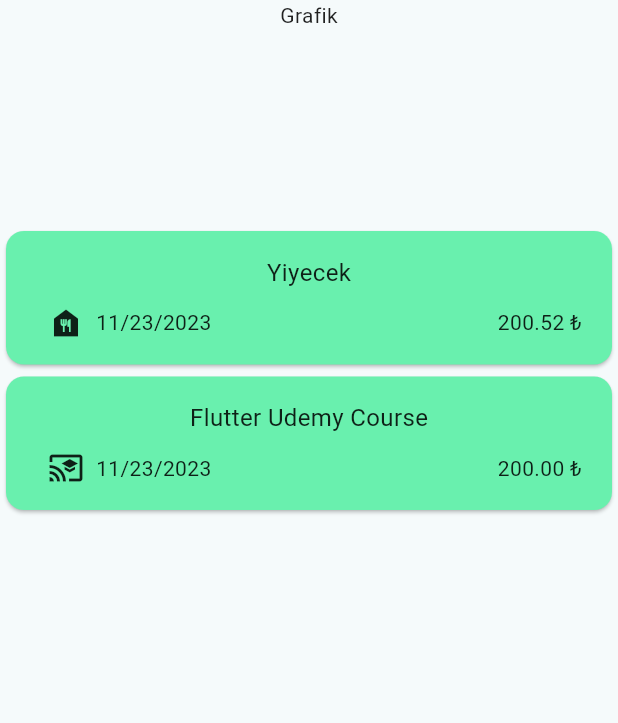
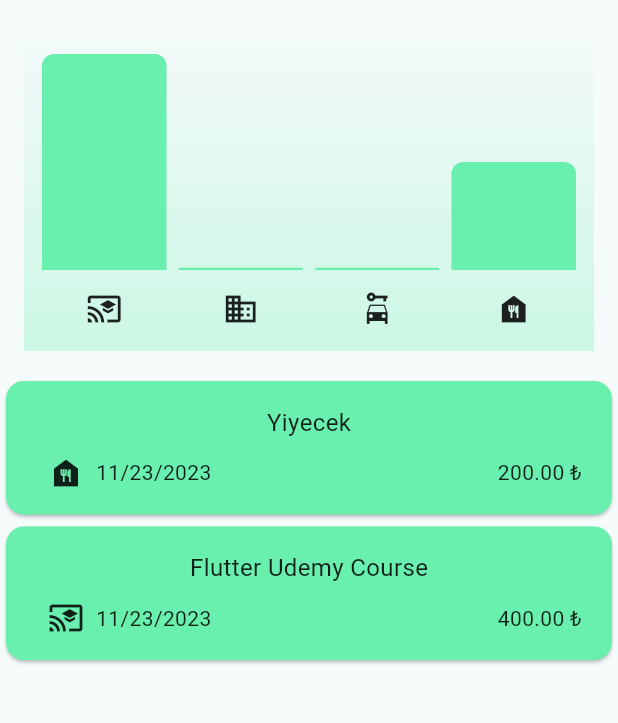
Before and after one commit to cebrailkeskindag/expenseapp, a Flutter app: the screen it shows after launch, on a phone screen of 412 x 824 dp, the part 84-807 px from its top. Run offline on Flutter 3.47's test engine with Material 2 defaults, Android fonts, the phone set to English and light mode, and no system bars.

Commit message:
Chart eklendi.

```diff
--- /dev/null
+++ b/lib/models/category_expense.dart
@@ -0,0 +1,23 @@
+import 'package:expenseapp/models/expense.dart';
+
+class CategoryExpense {
+  const CategoryExpense({required this.category, required this.expenses});
+
+  CategoryExpense.forCategory(List<Expense> allExpenses, this.category)
+      : expenses = allExpenses
+            .where((element) => element.category == category)
+            .toList();
+
+  final Category category;
+  final List<Expense> expenses;
+
+  double get totalExpensePrice {
+    double sum = 0;
+
+    expenses.forEach((element) {
+      sum += element.price;
+    });
+
+    return sum;
+  }
+}
--- a/lib/pages/expense_list.dart
+++ b/lib/pages/expense_list.dart
@@ -1,4 +1,5 @@
 import 'package:expenseapp/models/expense.dart';
+import 'package:expenseapp/widgets/chart/chart.dart';
 import 'package:expenseapp/widgets/expense_item.dart';
 import 'package:flutter/material.dart';
 
@@ -28,9 +29,9 @@ class _ExpenseListState extends State<ExpenseList> {
         mainAxisAlignment: MainAxisAlignment.center,
         crossAxisAlignment: CrossAxisAlignment.center,
         children: [
-          const SizedBox(
-            height: 150,
-            child: Text("Grafik"),
+          SizedBox(
+            height: 250,
+            child:Chart(expenses: widget.expenses,),
           ),
           Expanded(
             child: ListView.builder(
@@ -52,8 +53,9 @@ class _ExpenseListState extends State<ExpenseList> {
                         style: TextStyle(color: Colors.red, fontSize: 16),
                       ),
                       action: SnackBarAction(
-                        backgroundColor: Colors.green,
-                          label: "Geri al", textColor: Colors.white,
+                          backgroundColor: Colors.green,
+                          label: "Geri al",
+                          textColor: Colors.white,
                           onPressed: () {
                             setState(() {
                               undoRemoveExpense(index);
--- a/lib/pages/main_page.dart
+++ b/lib/pages/main_page.dart
@@ -14,12 +14,12 @@ class _MainPageState extends State<MainPage> {
   final List<Expense> expenses = [
     Expense(
         name: "Yiyecek",
-        price: 200.524,
+        price: 200,
         date: DateTime.now(),
         category: Category.food),
     Expense(
         name: "Flutter Udemy Course",
-        price: 200,
+        price: 400,
         date: DateTime.now(),
         category: Category.education),
   ];
--- /dev/null
+++ b/lib/widgets/chart/chart.dart
@@ -0,0 +1,66 @@
+import 'package:expenseapp/models/category_expense.dart';
+import 'package:expenseapp/models/expense.dart';
+import 'package:expenseapp/widgets/chart/chart_bar.dart';
+import 'package:flutter/material.dart';
+
+class Chart extends StatelessWidget {
+  const Chart({Key? key, required this.expenses}) : super(key: key);
+  final List<Expense> expenses;
+
+  List<CategoryExpense> get categoryExpenses {
+    return [
+      CategoryExpense.forCategory(
+          expenses, Category.education), //Eğitim harcamaları kategorisi
+      CategoryExpense.forCategory(
+          expenses, Category.work), //İş harcamaları kategorisi
+      CategoryExpense.forCategory(
+          expenses, Category.travel), //Gezi harcamaları kategorisi
+      CategoryExpense.forCategory(
+          expenses, Category.food), //Yemek harcamaları kategorisi
+    ];
+  }
+
+  double get maxTotal {
+    double maxTotalExpense = 0;
+
+    categoryExpenses.forEach((element) {
+      if (element.totalExpensePrice > maxTotalExpense)
+        maxTotalExpense = element.totalExpensePrice;
+    });
+    return maxTotalExpense;
+  }
+
+  @override
+  Widget build(BuildContext context) {
+    return Container(
+      width: double.infinity,
+      height: 250,
+      margin: const EdgeInsets.all(16),
+      padding: const EdgeInsets.symmetric(vertical: 16, horizontal: 8),
+      decoration: BoxDecoration(
+        gradient: LinearGradient(colors: [
+          Theme.of(context).colorScheme.primary.withOpacity(0.3),
+          Theme.of(context).colorScheme.primary.withOpacity(0.0)
+        ], begin: Alignment.bottomCenter, end: Alignment.topCenter),
+      ),
+      child: Column(children: [
+        Expanded(
+              child: Row(
+            crossAxisAlignment: CrossAxisAlignment.end,
+            children: categoryExpenses
+                .map((categoryExpense) => ChartBar(
+                    height: categoryExpense.totalExpensePrice == 0
+                        ? 0.01
+                        : categoryExpense.totalExpensePrice / maxTotal))
+                .toList(),
+          )), //grafikleri render edecek
+          const SizedBox(height: 10),
+          Row(
+            children: categoryExpenses
+                .map((categoryExpense) => Expanded(
+                    child: Icon(categoryIcons[categoryExpense.category])))
+                .toList(),
+          ) // ikonları render
+        ]));
+  }
+}
--- /dev/null
+++ b/lib/widgets/chart/chart_bar.dart
@@ -0,0 +1,23 @@
+import 'package:flutter/material.dart';
+
+class ChartBar extends StatelessWidget {
+  const ChartBar({Key? key, required this.height}) : super(key: key);
+  final double height;
+
+  @override
+  Widget build(BuildContext context) {
+    return Expanded(
+      child: Padding(
+        padding: const EdgeInsets.all(4),
+        child: FractionallySizedBox(
+            heightFactor: height,
+            child: DecoratedBox(
+              decoration: BoxDecoration(
+                  shape: BoxShape.rectangle,
+                  color: Theme.of(context).colorScheme.primary.withOpacity(1),
+                  borderRadius: BorderRadius.vertical(top: Radius.circular(8))),
+            )),
+      ),
+    );
+  }
+}
```
